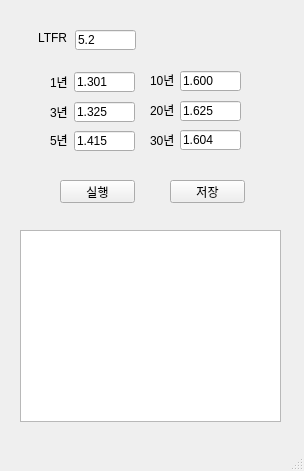
First picture: the form in ui/dbesg.ui, repository actuarial-tools/dbesg, before the edit.
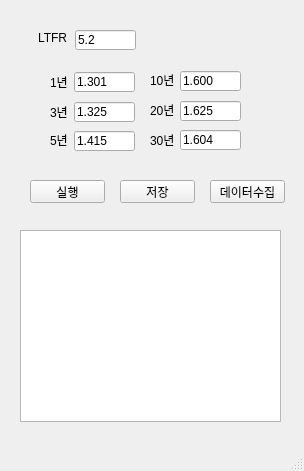
Second picture: the form after the edit.

```diff
--- a/ui/dbesg.ui
+++ b/ui/dbesg.ui
@@ -199,7 +199,7 @@
    <widget class="QPushButton" name="btn_run">
     <property name="geometry">
      <rect>
-      <x>60</x>
+      <x>30</x>
       <y>180</y>
       <width>75</width>
       <height>23</height>
@@ -222,7 +222,7 @@
    <widget class="QPushButton" name="btn_save">
     <property name="geometry">
      <rect>
-      <x>170</x>
+      <x>120</x>
       <y>180</y>
       <width>75</width>
       <height>23</height>
@@ -232,6 +232,19 @@
      <string>저장</string>
     </property>
    </widget>
+   <widget class="QPushButton" name="btn_crawling">
+    <property name="geometry">
+     <rect>
+      <x>210</x>
+      <y>180</y>
+      <width>75</width>
+      <height>23</height>
+     </rect>
+    </property>
+    <property name="text">
+     <string>데이터수집</string>
+    </property>
+   </widget>
   </widget>
   <widget class="QMenuBar" name="menubar">
    <property name="geometry">
```
